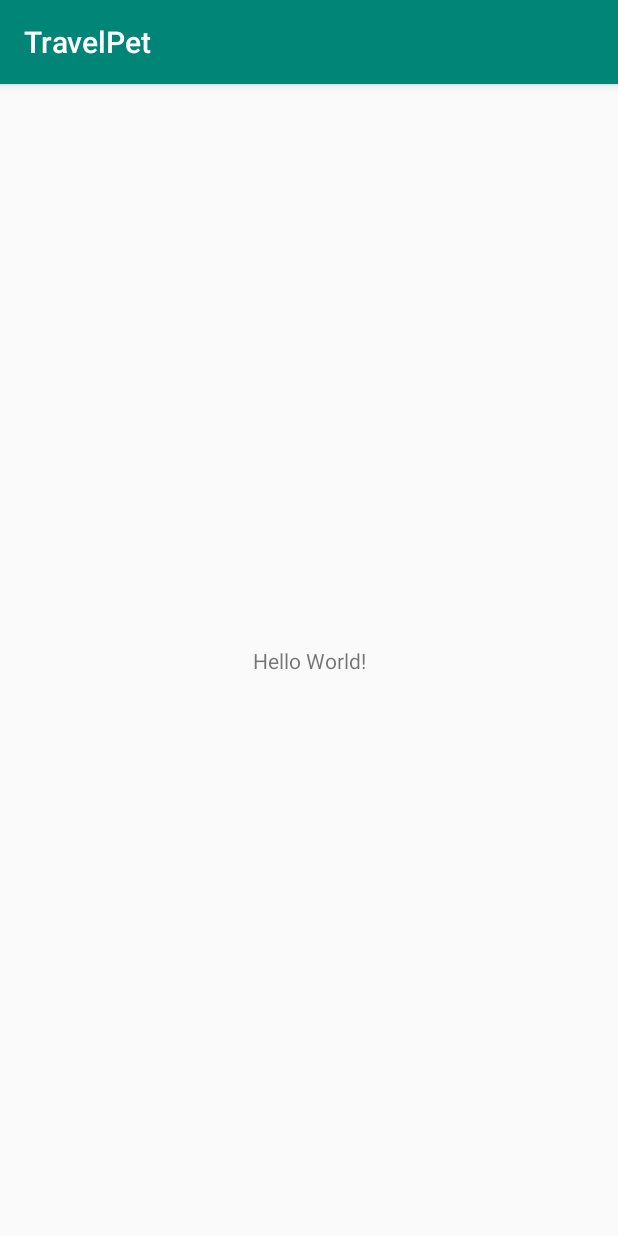
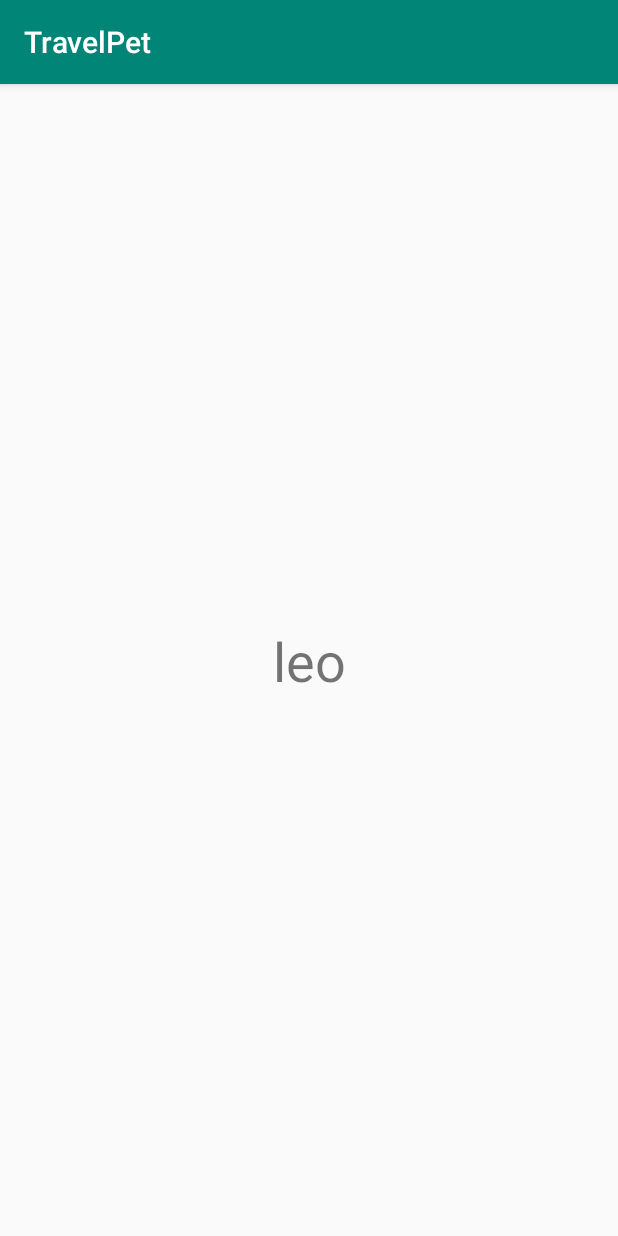
Before and after one commit to pedrogomes30/TravelPet, an Android app: the screen it shows after launch (MainActivity), on a phone screen of 412 x 824 dp. Run offline under Robolectric (Android 15) with nearby library versions, the phone set to English and light mode, and no system bars.

Commit message:
commit leo

```diff
--- a/app/src/main/res/layout/activity_main.xml
+++ b/app/src/main/res/layout/activity_main.xml
@@ -9,7 +9,8 @@
     <TextView
         android:layout_width="wrap_content"
         android:layout_height="wrap_content"
-        android:text="Hello World!"
+        android:text="leo"
+        android:textSize="36sp"
         app:layout_constraintBottom_toBottomOf="parent"
         app:layout_constraintLeft_toLeftOf="parent"
         app:layout_constraintRight_toRightOf="parent"
```
